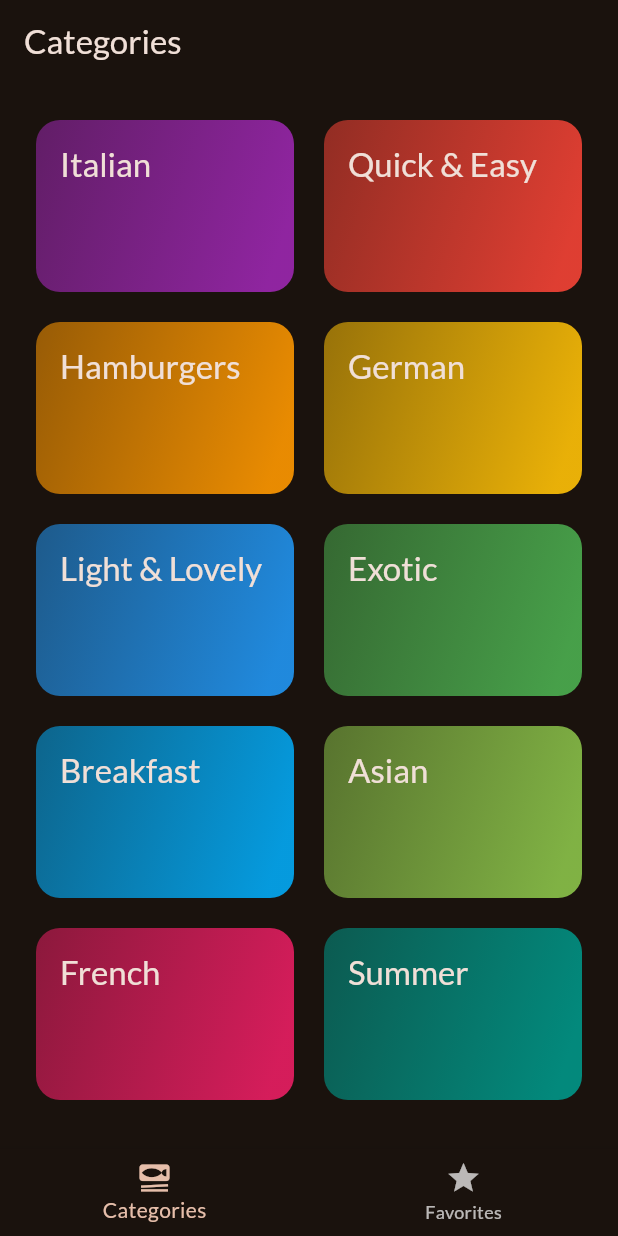
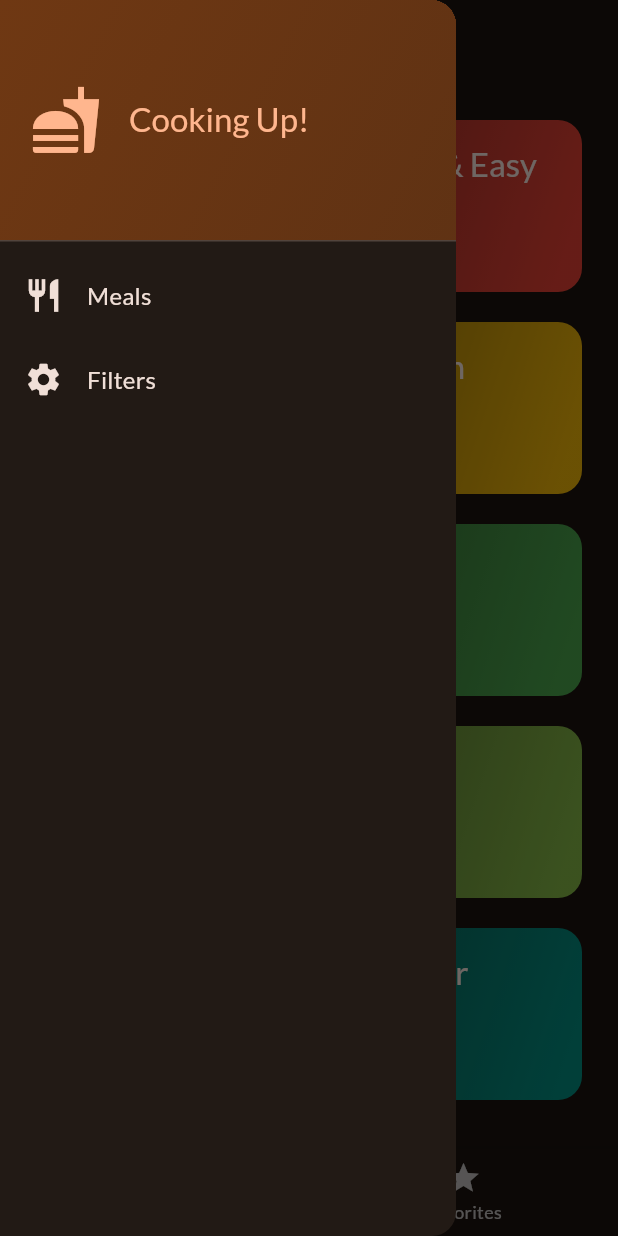
Before and after one commit to AbdulSami10/meals_app, a Flutter app: the screen it shows after launch, with the side drawer open (before the commit the screen has no drawer), on a phone screen of 412 x 824 dp. Run offline on Flutter 3.47's test engine with Material 2 defaults, Android fonts, the phone set to English and light mode, and no system bars; our stand-ins replace google_fonts, transparent_image.

Commit message:
drawer added

```diff
--- a/lib/main.dart
+++ b/lib/main.dart
@@ -1,7 +1,6 @@
 import 'package:flutter/material.dart';
+import 'package:meals/screens/tabs.dart';
 import 'package:google_fonts/google_fonts.dart';
-import 'package:meals/screens/categories.dart';
-import 'package:meals/screens/tabs.dart';
 
 final theme = ThemeData(
   useMaterial3: true,
--- a/lib/screens/categories.dart
+++ b/lib/screens/categories.dart
@@ -1,11 +1,14 @@
 import 'package:flutter/material.dart';
 import 'package:meals/data/dummy_data.dart';
 import 'package:meals/model/category.dart';
+import 'package:meals/model/meal.dart';
 import 'package:meals/screens/meals.dart';
 import 'package:meals/widgets/category_grid_item.dart';
 
 class CategoriesScreen extends StatelessWidget {
-  const CategoriesScreen({super.key});
+  const CategoriesScreen({super.key, required this.onToggleFavorite});
+
+  final void Function(Meal meal) onToggleFavorite;
 
   void _selectedCategory(BuildContext context, Category category) {
     final filteredMeals = dummyMeals
@@ -14,8 +17,11 @@ class CategoriesScreen extends StatelessWidget {
 
     Navigator.of(context).push(
       MaterialPageRoute(
-        builder: (context) =>
-            MealsScreen(title: category.title, meals: filteredMeals),
+        builder: (context) => MealsScreen(
+          title: category.title,
+          meals: filteredMeals,
+          onToggleFavorite: onToggleFavorite,
+        ),
       ),
     );
   }
--- a/lib/screens/tabs.dart
+++ b/lib/screens/tabs.dart
@@ -1,6 +1,9 @@
 import 'package:flutter/material.dart';
+import 'package:meals/model/meal.dart';
 import 'package:meals/screens/categories.dart';
+import 'package:meals/screens/filters.dart';
 import 'package:meals/screens/meals.dart';
+import 'package:meals/widgets/main_drawer.dart';
 
 class TabsScreen extends StatefulWidget {
   const TabsScreen({super.key});
@@ -13,6 +16,32 @@ class TabsScreen extends StatefulWidget {
 
 class _TabsScreenState extends State<TabsScreen> {
   int _selectedPageIndex = 0;
+  final List<Meal> _favoriteMeals = [];
+
+  void _showInfoMessage(String message) {
+    ScaffoldMessenger.of(context).clearSnackBars();
+    ScaffoldMessenger.of(context).showSnackBar(
+      SnackBar(
+        content: Text(message),
+      ),
+    );
+  }
+
+  void _toggleMealFavoriteStatus(Meal meal) {
+    final isExisting = _favoriteMeals.contains(meal);
+
+    if (isExisting) {
+      setState(() {
+        _favoriteMeals.remove(meal);
+        _showInfoMessage('Meal is no longer a favorite');
+      });
+    } else {
+      setState(() {
+        _favoriteMeals.add(meal);
+        _showInfoMessage('Marked as a favorite');
+      });
+    }
+  }
 
   void _selectedPage(int index) {
     setState(() {
@@ -20,18 +49,39 @@ class _TabsScreenState extends State<TabsScreen> {
     });
   }
 
+  void _selectScreen(String identifier) {
+    Navigator.of(context).pop();
+
+    if (identifier == 'filters') {
+      Navigator.of(context).push(
+        MaterialPageRoute(
+          builder: (context) => const FiltersScreen(),
+        ),
+      );
+    }
+  }
+
   @override
   Widget build(BuildContext context) {
-    Widget activePage = const CategoriesScreen();
+    Widget activePage = CategoriesScreen(
+      onToggleFavorite: _toggleMealFavoriteStatus,
+    );
     var activePageTitle = 'Categories';
 
     if (_selectedPageIndex == 1) {
-      activePage = const MealsScreen(meals: []);
+      activePage = MealsScreen(
+        meals: _favoriteMeals,
+        onToggleFavorite: _toggleMealFavoriteStatus,
+      );
       activePageTitle = 'Your Favorites';
     }
+
     return Scaffold(
       appBar: AppBar(
         title: Text(activePageTitle),
+      ),
+      drawer: MainDrawer(
+        onSelectScreen: _selectScreen,
       ),
       body: activePage,
       bottomNavigationBar: BottomNavigationBar(
--- /dev/null
+++ b/lib/widgets/main_drawer.dart
@@ -0,0 +1,80 @@
+import 'package:flutter/material.dart';
+
+class MainDrawer extends StatelessWidget {
+  const MainDrawer({
+    super.key,
+    required this.onSelectScreen,
+  });
+
+  final void Function(String identifier) onSelectScreen;
+
+  @override
+  Widget build(BuildContext context) {
+    return Drawer(
+      child: Column(
+        children: [
+          DrawerHeader(
+            padding: const EdgeInsets.all(20),
+            decoration: BoxDecoration(
+              gradient: LinearGradient(colors: [
+                Theme.of(context).colorScheme.primaryContainer,
+                Theme.of(context).colorScheme.primaryContainer.withOpacity(0.8),
+              ], begin: Alignment.topLeft, end: Alignment.bottomRight),
+            ),
+            child: Row(
+              children: [
+                Icon(
+                  Icons.fastfood,
+                  size: 48,
+                  color: Theme.of(context).colorScheme.primary,
+                ),
+                const SizedBox(
+                  width: 18,
+                ),
+                Text(
+                  'Cooking Up!',
+                  style: Theme.of(context)
+                      .textTheme
+                      .titleLarge!
+                      .copyWith(color: Theme.of(context).colorScheme.primary),
+                ),
+              ],
+            ),
+          ),
+          ListTile(
+            leading: Icon(
+              Icons.restaurant,
+              size: 26,
+              color: Theme.of(context).colorScheme.onBackground,
+            ),
+            title: Text(
+              'Meals',
+              style: Theme.of(context).textTheme.titleMedium!.copyWith(
+                    color: Theme.of(context).colorScheme.onBackground,
+                  ),
+            ),
+            onTap: () {
+              onSelectScreen('meals');
+            },
+          ),
+          ListTile(
+            leading: Icon(
+              Icons.settings,
+              size: 26,
+              color: Theme.of(context).colorScheme.onBackground,
+            ),
+            title: Text(
+              'Filters',
+              style: Theme.of(context).textTheme.titleMedium!.copyWith(
+                    color: Theme.of(context).colorScheme.onBackground,
+                  ),
+            ),
+            onTap: () {
+              onSelectScreen('filters');
+            },
+          ),
+        ],
+      ),
+    );
+  }
+}
```
Also changed, not shown: lib/screens/filters.dart (added, +63 -0 lines), lib/screens/meal_details.dart (+11 -0 lines), lib/screens/meals.dart (+11 -2 lines).
